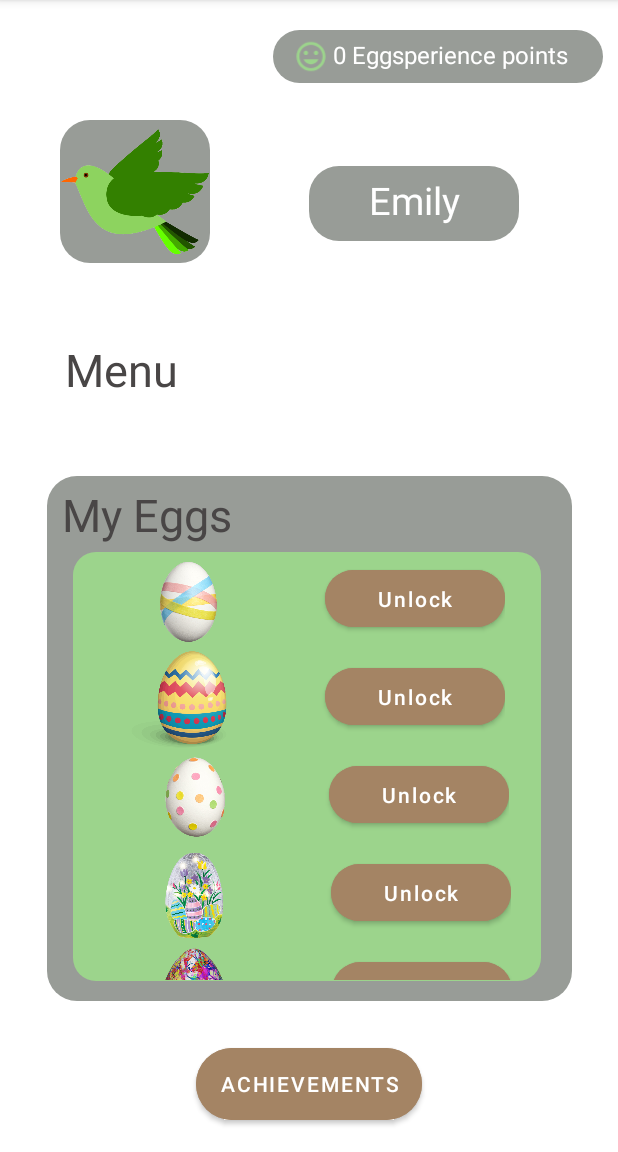
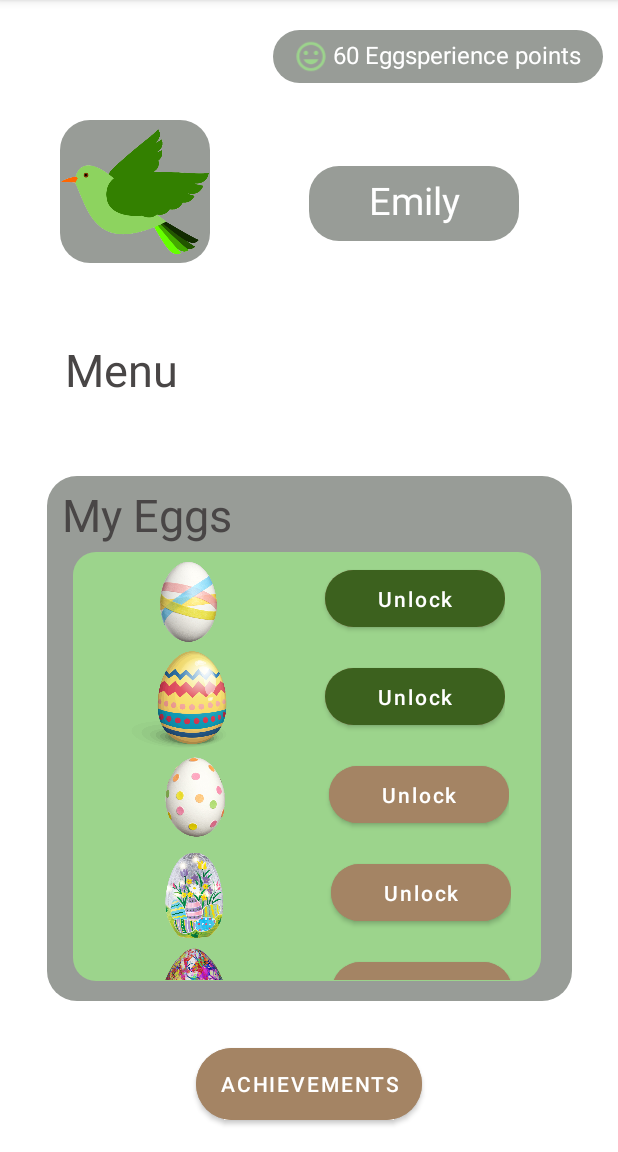
Before and after one commit to izzimoo/test, an Android app: the screen it shows after launch (MainActivity), on a phone screen of 412 x 824 dp, the part 84-1236 px from its top. Run offline under Robolectric (Android 15) with nearby library versions, the phone set to English and light mode, and no system bars.

Commit message:
Add compiled

```diff
--- a/app/src/main/java/com/example/nestegg_mypage/Achievement.java
+++ b/app/src/main/java/com/example/nestegg_mypage/Achievement.java
@@ -73,7 +73,6 @@ public class Achievement extends AppCompatActivity {
         });
         myDialog.getWindow().setBackgroundDrawable(new ColorDrawable(Color.TRANSPARENT));
         myDialog.show();
-
     }
 
     ///////////////////////////////////////////// Second PopUP window code //////////////////////////////////////////////////
@@ -90,12 +89,10 @@ public class Achievement extends AppCompatActivity {
             btnCollect2.setText(redeemed);
             btnCollect2.setBackgroundColor(Color.GRAY);
         }
-        Log.i("tag", state);
 
         txtclose2.setOnClickListener(new View.OnClickListener() {
             @Override
             public void onClick(View view) {
-                Log.i("tag", "here1");
                 if (totaleggsp >= 20 && state.equals("no")){
                     btnCollect2.setBackgroundColor(Color.GRAY);
                     prefSingleton.getInstance().writePreference(pop2,"yes");
@@ -109,7 +106,6 @@ public class Achievement extends AppCompatActivity {
         });
         myDialog.getWindow().setBackgroundDrawable(new ColorDrawable(Color.TRANSPARENT));
         myDialog.show();
-
     }
 
     ///////////////////////////////////////////// Third PopUP window code //////////////////////////////////////////////////
--- a/app/src/main/java/com/example/nestegg_mypage/MainActivity.java
+++ b/app/src/main/java/com/example/nestegg_mypage/MainActivity.java
@@ -1,12 +1,12 @@
 package com.example.nestegg_mypage;
 
 import androidx.appcompat.app.AppCompatActivity;
+
 import android.content.Intent;
-import android.graphics.Color;
 import android.os.Bundle;
+import android.util.Log;
 import android.view.View;
 import android.widget.Button;
-import android.widget.ImageView;
 import android.widget.TextView;
 import android.widget.Toast;
 
@@ -156,14 +156,12 @@ public class MainActivity extends AppCompatActivity {
                 }
             }
         });
-        updateText();
-        //calculateExp(10);
+        calculateExp(100, "now2");
     }
 
     public void openAchievement(){
         Intent intent = new Intent(this, Achievement.class);
         startActivity(intent);
-
     }
 
     public void addEggsP(View v) {
@@ -174,11 +172,9 @@ public class MainActivity extends AppCompatActivity {
 
     public void updateText(){
         testeggsp = (TextView) findViewById(R.id.points);
-        //calculateExp(10);
         totaleggsp = prefSingleton.getInstance().getPoints("points", 0);
         String displayXp = totaleggsp + " Eggsperience points";
         testeggsp.setText(displayXp);
-        //Toast.makeText(getApplicationContext(), String.valueOf(totaleggsp), LENGTH_SHORT).show();
 
         if (totaleggsp >= 20)
             unlockB1();
@@ -203,17 +199,16 @@ public class MainActivity extends AppCompatActivity {
 
         }
 
-    public void unlockB1(){
+    public void unlockB1() {
         String state = prefSingleton.getInstance().getBtnPreference("btn1", "no");
         if (state.equals("no")) {
             unlock1.setBackgroundColor(getResources().getColor(R.color.darkAppGreen));
-        }
-        else if(state.equals("yes")){
+        } else if (state.equals("yes")) {
             unlock1.setText("Redeemed");
             unlock1.setBackgroundColor(getResources().getColor(R.color.appBrown));
         }
-        //lock.setVisibility(View.GONE);
     }
+
 
     public void unlockB2(){
         String state = prefSingleton.getInstance().getBtnPreference("btn2", "no");
@@ -286,27 +281,40 @@ public class MainActivity extends AppCompatActivity {
         //lock2.setVisibility(View.GONE);
     }
 
-//    public void calculateExp(int balanceDiff){
-//        int exp;
-//
-//        switch(balanceDiff){
-//            case 100:
-//                exp = 60;
-//                break;
-//            case 500:
-//                exp = 250;
-//                break;
-//            case 1000:
-//                exp = 500;
-//                break;
-//            default:
-//                exp = (balanceDiff/5)*2;
-//        }
-//        totaleggsp = prefSingleton.getInstance().getPoints("points", 0);
-//        prefSingleton.getInstance().writePoints("points", (exp+totaleggsp));
-//        updateText();
-//
-//        //prefSingleton.getInstance().writePoints("points", exp);
-//    }
+       /* if(state.equals("no")){
+            unlock2.setBackgroundColor(getResources().getColor(R.color.babyblue));
+        }else{
+            unlock2.setBackgroundColor(Color.GRAY);
+            unlock2.setEnabled(false);
+        }
+    }*/
 
+    public void calculateExp(int balanceDiff, String update){
+        int exp;
+        String lastUpdate;
+        lastUpdate = prefSingleton.getInstance().getUpdate();
+        Log.i("AHHHHHHHHHHHHHHHHHHHHHH", update);
+        if(lastUpdate.equals(update)){
+            totaleggsp = totaleggsp + 0;
+        }else{
+            Log.i("UPDATE", "Calculating");
+            switch(balanceDiff) {
+                case 100:
+                    exp = 60;
+                    break;
+                case 500:
+                    exp = 250;
+                    break;
+                case 1000:
+                    exp = 500;
+                    break;
+                default:
+                    exp = (balanceDiff/5)*2;
+            }
+            totaleggsp = totaleggsp + exp;
+            prefSingleton.getInstance().writeUpdate(update);
+        }
+        prefSingleton.getInstance().writePoints("points", totaleggsp);
+        updateText();
+    }
 }
--- a/app/src/main/java/com/example/nestegg_mypage/prefSingleton.java
+++ b/app/src/main/java/com/example/nestegg_mypage/prefSingleton.java
@@ -35,6 +35,12 @@ public class prefSingleton {
         e.commit();
     }
 
+    public void writeUpdate(String value){
+        SharedPreferences.Editor e = mMyPreferences.edit();
+        e.putString("update", value);
+        e.commit();
+    }
+
     public String getBtnPreference(String key, String defaultVal){
         String state = mMyPreferences.getString(key, defaultVal);
         return state;
@@ -44,4 +50,8 @@ public class prefSingleton {
         int points = mMyPreferences.getInt(key, defaultVal);
         return points;
     }
+    public String getUpdate(){
+        String update = mMyPreferences.getString("update", "xxx");
+        return update;
+    }
 }
```
